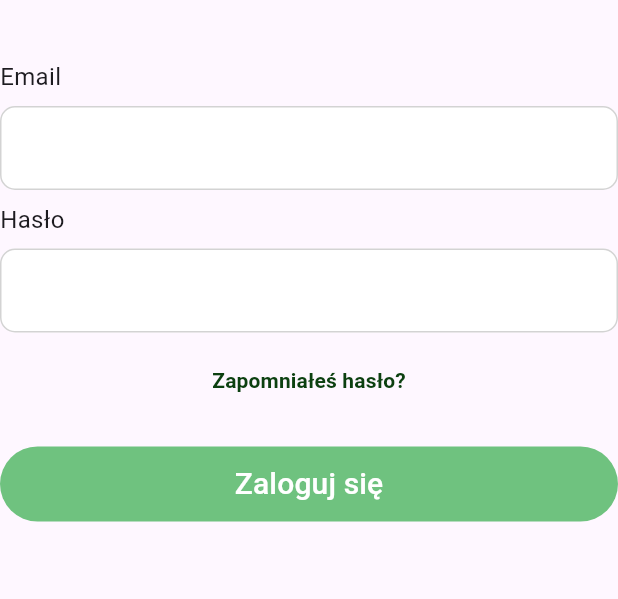
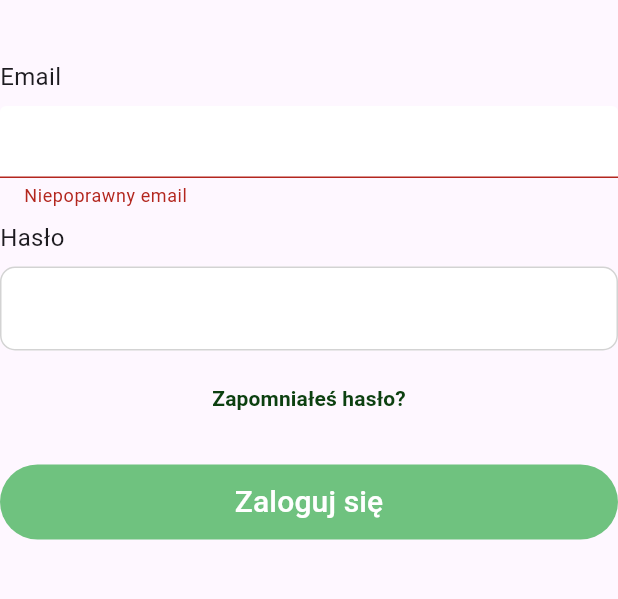
Before and after one commit to jgeb28/AleOkaz, a Flutter app: the LoginForm widget shown alone on an empty page, opened directly, after a tap on "Zaloguj się", on a phone screen of 412 x 824 dp, the part 152-751 px from its top. Run offline on Flutter 3.47's test engine with Material 3 defaults, Android fonts, the phone set to English and light mode, and no system bars; our stand-ins replace flutter_secure_storage, sign_in_button; accounts and stored records are empty.

Commit message:
added assumed login functionality, added new flutter dependencies

```diff
--- a/frontend/lib/main.dart
+++ b/frontend/lib/main.dart
@@ -36,7 +36,7 @@ class MyApp extends StatelessWidget {
                   ElevatedButton(
                     onPressed: () {
                       Navigator.of(context).push(MaterialPageRoute(
-                          builder: (context) => LoginScreen()));
+                          builder: (context) => const LoginScreen()));
                     },
                     child: const Text('To login'),
                   ),
--- a/frontend/lib/screens/login/login_form.dart
+++ b/frontend/lib/screens/login/login_form.dart
@@ -1,6 +1,7 @@
 import 'package:ale_okaz/widgets/auth_button.dart';
 import 'package:ale_okaz/widgets/label_input.dart';
 import 'package:ale_okaz/widgets/title_section.dart';
+import 'package:ale_okaz/services/auth_service.dart';
 import 'package:flutter/material.dart';
 
 class LoginForm extends StatefulWidget {
@@ -14,6 +15,7 @@ class _LoginFormState extends State<LoginForm> {
   final _formKey = GlobalKey<FormState>();
   final _emailController = TextEditingController();
   final _passwordController = TextEditingController();
+  final _authService = AuthService();
 
   @override
   void dispose() {
@@ -27,15 +29,19 @@ class _LoginFormState extends State<LoginForm> {
     _passwordController.text = "";
   }
 
+  void showErrorSnackBar(e) {
+    ScaffoldMessenger.of(context).showSnackBar( SnackBar(
+            backgroundColor: Colors.red,
+            content: Center(child: Text('Wystąpił błąd podczas logowania: $e'))));
+  }
+
   void submit() async {
     if (_formKey.currentState!.validate()) {
       try {
-       // To Do
+        await _authService.login(_emailController.text, _passwordController.text);
       } catch (e) {
         clearInputs();
-        ScaffoldMessenger.of(context).showSnackBar(const SnackBar(
-            backgroundColor: Colors.red,
-            content: Center(child: Text('Wystąpił błąd podczas logowania!'))));
+        showErrorSnackBar(e);
       }
     }
   }
@@ -51,7 +57,16 @@ class _LoginFormState extends State<LoginForm> {
                 labelName: "Email",
                 controller: _emailController,
                 validator: (String? value) {
-                  return value == null ? "Wypełnij pole" : null;
+                  if (value == null) {
+                    return "Wypełnij pole";
+                  }
+                  final bool emailValid =
+                  RegExp(r"^[a-zA-Z0-9.a-zA-Z0-9.!#$%&'*+-/=?^_`{|}~]+@[a-zA-Z0-9]+\.[a-zA-Z]+")
+                    .hasMatch(value);
+                  if (!emailValid) {
+                    return "Niepoprawny email";
+                  }
+                  return null;
                 }
             ),
             LabelInput(
```
Also changed, not shown: frontend/lib/screens/login/login.dart (+5 -12 lines), frontend/lib/services/auth_service.dart (added, +75 -0 lines), frontend/pubspec.yaml (+6 -58 lines), frontend/pubspec.lock.
